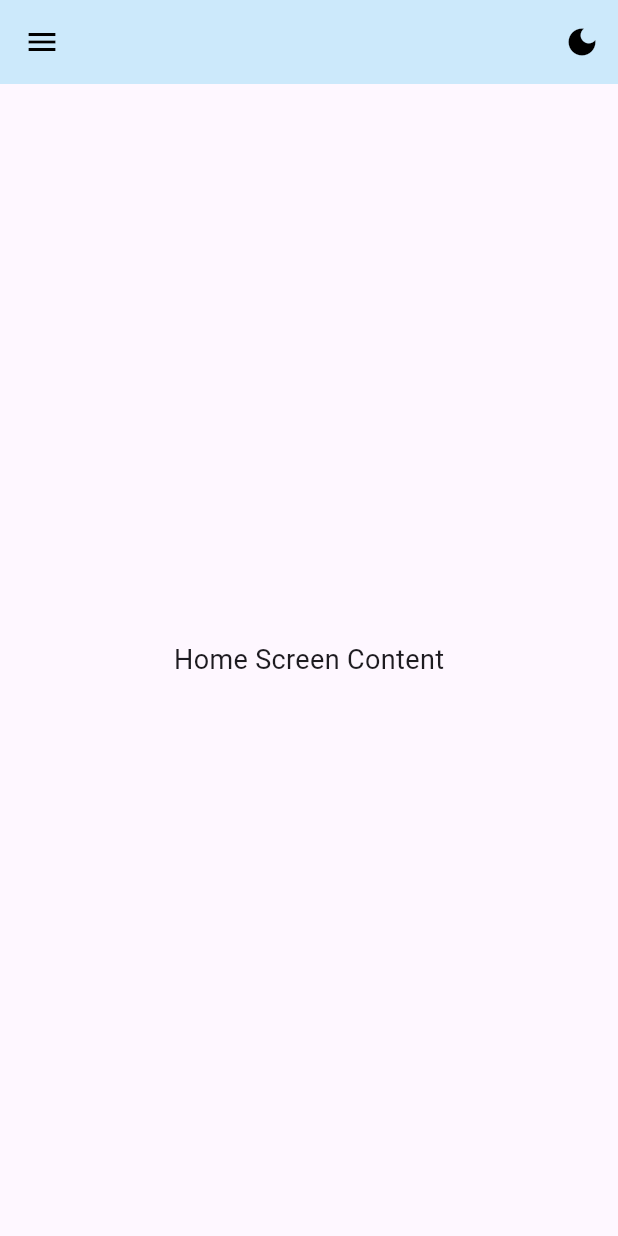
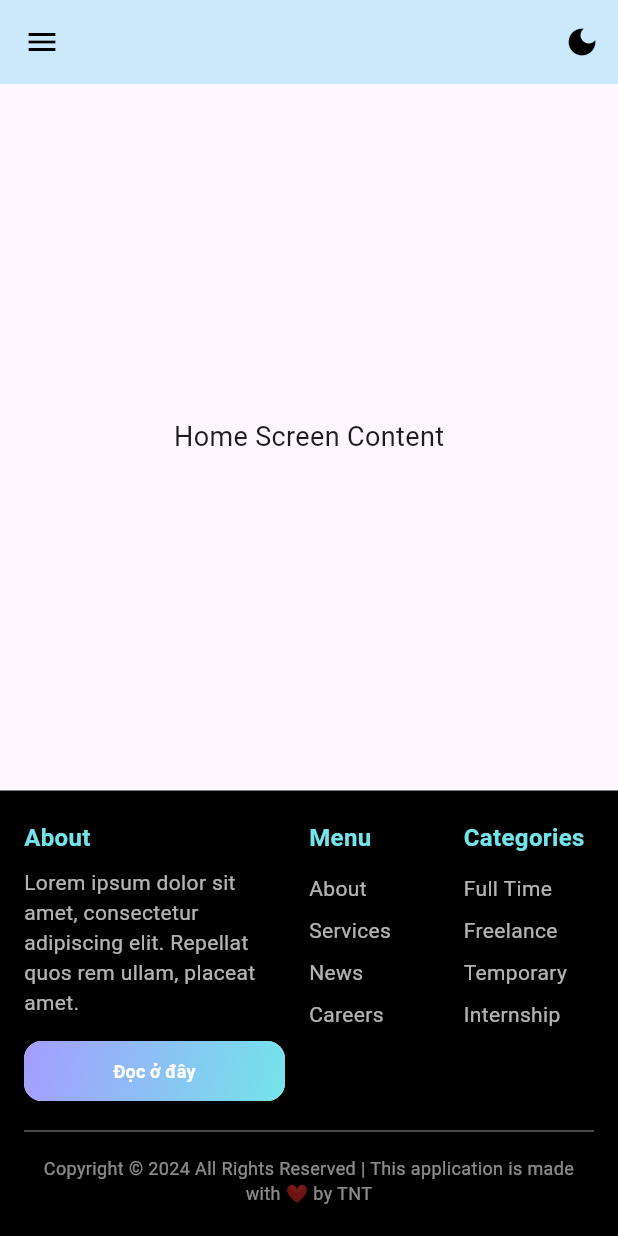
Before and after one commit to ThuPham60232004/flutter_application_project, a Flutter app: the screen it shows after launch, on a phone screen of 412 x 824 dp. Run offline on Flutter 3.47's test engine with Material 3 defaults, Android fonts, the phone set to English and light mode, and no system bars.

Commit message:
Thêm component(1)

```diff
--- /dev/null
+++ b/lib/core/themes/primary_text.dart
@@ -0,0 +1,22 @@
+import 'package:flutter/material.dart';
+class PrimaryText {
+  static const LinearGradient primaryGradient = LinearGradient(
+    colors: [Color(0xFFA59DFF), Color(0xFF73E4EA)],
+    begin: Alignment.topLeft,
+    end: Alignment.bottomRight,
+  );
+  static Paint createGradientPaint(Rect rect) {
+    return Paint()
+      ..shader = primaryGradient.createShader(rect);
+  }
+  static TextStyle primaryTextStyle({double fontSize = 16, FontWeight fontWeight = FontWeight.bold}) {
+    return TextStyle(
+      fontSize: fontSize,
+      fontWeight: fontWeight,
+      foreground: Paint()
+        ..shader = primaryGradient.createShader(
+          Rect.fromLTWH(0, 0, 200, 70),
+        ),
+    );
+  }
+}
--- a/lib/core/themes/primary_theme.dart
+++ b/lib/core/themes/primary_theme.dart
@@ -6,5 +6,4 @@ class PrimaryTheme {
     begin: Alignment.topLeft,
     end: Alignment.bottomRight,
   );
-
 }
--- a/lib/core/widgets/customFooter.dart
+++ b/lib/core/widgets/custom_footer.dart
@@ -1,11 +1,12 @@
 import 'package:flutter/material.dart';
 import 'package:flutter_application_project/core/themes/primary_theme.dart';
+import 'package:flutter_application_project/core/themes/primary_text.dart';
 class CustomFooter extends StatelessWidget {
   @override
   Widget build(BuildContext context) {
     return Container(
       color: Colors.black,
-      padding: EdgeInsets.symmetric(vertical: 20, horizontal: 16),
+      padding: const EdgeInsets.symmetric(vertical: 20, horizontal: 16),
       child: Column(
         mainAxisSize: MainAxisSize.min,
         crossAxisAlignment: CrossAxisAlignment.stretch,
@@ -22,28 +23,19 @@ class CustomFooter extends StatelessWidget {
                   children: [
                     Text(
                       'About',
-                      style: TextStyle(
-                      fontSize: 16,
-                      fontWeight: FontWeight.bold,
-                      foreground: Paint()
-                        ..shader = LinearGradient(
-                          colors: [Color(0xFFA59DFF), Color(0xFF73E4EA)],
-                          begin: Alignment.topLeft,
-                          end: Alignment.bottomRight,
-                        ).createShader(Rect.fromLTWH(0.0, 0.0, 200.0, 70.0)),
+                      style: PrimaryText.primaryTextStyle(fontSize: 16, fontWeight: FontWeight.bold),
                     ),
-                    ),
-                    SizedBox(height: 8),
-                    Text(
+                    const SizedBox(height: 8),
+                    const Text(
                       'Lorem ipsum dolor sit amet, consectetur adipiscing elit. Repellat quos rem ullam, placeat amet.',
                       style: TextStyle(color: Colors.white70, fontSize: 14),
                     ),
-                    SizedBox(height: 12),
+                    const SizedBox(height: 12),
                     ElevatedButton(
                       onPressed: () {},
                       style: ElevatedButton.styleFrom(
                         padding: EdgeInsets.zero,
-                        minimumSize: Size(80, 32),
+                        minimumSize: const Size(80, 32),
                         shape: RoundedRectangleBorder(
                           borderRadius: BorderRadius.circular(12),
                         ),
@@ -54,12 +46,12 @@ class CustomFooter extends StatelessWidget {
                           borderRadius: BorderRadius.circular(12),
                         ),
                         child: Container(
-                          constraints: BoxConstraints(
+                          constraints: const BoxConstraints(
                             minHeight: 40,
                             minWidth: 80,
                           ),
                           alignment: Alignment.center,
-                          child: Text(
+                          child: const Text(
                             'Đọc ở đây',
                             style: TextStyle(
                               color: Colors.white,
@@ -73,26 +65,17 @@ class CustomFooter extends StatelessWidget {
                   ],
                 ),
               ),
-              SizedBox(width: 16),
+              const SizedBox(width: 16),
               Expanded(
                 flex: 1,
                 child: Column(
                   crossAxisAlignment: CrossAxisAlignment.start,
                   children: [
-                    Text(
+                      Text(
                       'Menu',
-                      style: TextStyle(
-                      fontSize: 16,
-                      fontWeight: FontWeight.bold,
-                      foreground: Paint()
-                        ..shader = LinearGradient(
-                          colors: [Color(0xFFA59DFF), Color(0xFF73E4EA)],
-                          begin: Alignment.topLeft,
-                          end: Alignment.bottomRight,
-                        ).createShader(Rect.fromLTWH(0.0, 0.0, 200.0, 70.0)),
+                      style: PrimaryText.primaryTextStyle(fontSize: 16, fontWeight: FontWeight.bold),
                     ),
-                    ),
-                    SizedBox(height: 8),
+                    const SizedBox(height: 8),
                     Column(
                       crossAxisAlignment: CrossAxisAlignment.start,
                       children: [
@@ -105,7 +88,7 @@ class CustomFooter extends StatelessWidget {
                           padding: const EdgeInsets.symmetric(vertical: 4),
                           child: Text(
                             item,
-                            style: TextStyle(color: Colors.white70, fontSize: 14),
+                            style: const TextStyle(color: Colors.white70, fontSize: 14),
                           ),
                         );
                       }).toList(),
@@ -113,7 +96,7 @@ class CustomFooter extends StatelessWidget {
                   ],
                 ),
               ),
-              SizedBox(width: 16),
+              const SizedBox(width: 16),
               // Categories Section
               Expanded(
                 flex: 1,
@@ -122,18 +105,9 @@ class CustomFooter extends StatelessWidget {
                   children: [
                     Text(
                       'Categories',
-                      style: TextStyle(
-                      fontSize: 16,
-                      fontWeight: FontWeight.bold,
-                      foreground: Paint()
-                        ..shader = LinearGradient(
-                          colors: [Color(0xFFA59DFF), Color(0xFF73E4EA)],
-                          begin: Alignment.topLeft,
-                          end: Alignment.bottomRight,
-                        ).createShader(Rect.fromLTWH(0.0, 0.0, 200.0, 70.0)),
+                      style: PrimaryText.primaryTextStyle(fontSize: 16, fontWeight: FontWeight.bold),
                     ),
-                    ),
-                    SizedBox(height: 8),
+                    const SizedBox(height: 8),
                     Column(
                       crossAxisAlignment: CrossAxisAlignment.start,
                       children: [
@@ -146,7 +120,7 @@ class CustomFooter extends StatelessWidget {
                           padding: const EdgeInsets.symmetric(vertical: 4),
                           child: Text(
                             item,
-                            style: TextStyle(color: Colors.white70, fontSize: 14),
+                            style:const TextStyle(color: Colors.white70, fontSize: 14),
                           ),
                         );
                       }).toList(),
@@ -156,9 +130,9 @@ class CustomFooter extends StatelessWidget {
               ),
             ],
           ),
-          Divider(color: Colors.white38, height: 32),
+         const Divider(color: Colors.white38, height: 32),
           // Footer Text
-          Text(
+          const Text(
             'Copyright © 2024 All Rights Reserved | This application is made with ❤️ by TNT',
             style: TextStyle(color: Colors.white54, fontSize: 12),
             textAlign: TextAlign.center,
--- a/lib/presentation/screens/home_screen.dart
+++ b/lib/presentation/screens/home_screen.dart
@@ -1,7 +1,7 @@
 import 'package:flutter/material.dart';
-import 'package:flutter_application_project/core/widgets/customAppbar.dart';
-import 'package:flutter_application_project/core/widgets/customDrawer.dart';
-import 'package:flutter_application_project/core/widgets/customFooter.dart';
+import 'package:flutter_application_project/core/widgets/custom_appbar.dart';
+import 'package:flutter_application_project/core/widgets/custom_drawer.dart';
+import 'package:flutter_application_project/core/widgets/custom_footer.dart';
 import 'package:flutter_application_project/app.dart';
 
 class HomeScreen extends StatelessWidget {
@@ -29,7 +29,7 @@ class HomeScreen extends StatelessWidget {
           ],
         ),
       ),
-      //bottomNavigationBar: CustomFooter(),
+      bottomNavigationBar: CustomFooter(),
     );
   }
 }
--- a/lib/presentation/screens/login_screen.dart
+++ b/lib/presentation/screens/login_screen.dart
@@ -1,5 +1,5 @@
 import 'package:flutter/material.dart';
-import 'package:flutter_application_project/core/widgets/customAppbar.dart';
+import 'package:flutter_application_project/core/widgets/custom_appbar.dart';
 import 'package:flutter_application_project/app.dart';
 class LoginScreen extends StatelessWidget {
   const LoginScreen({Key? key}) : super(key: key);
```
Also changed, not shown: lib/core/widgets/custom_appbar.dart (renamed from lib/core/widgets/customAppbar.dart), lib/core/widgets/custom_drawer.dart (renamed from lib/core/widgets/customDrawer.dart).
